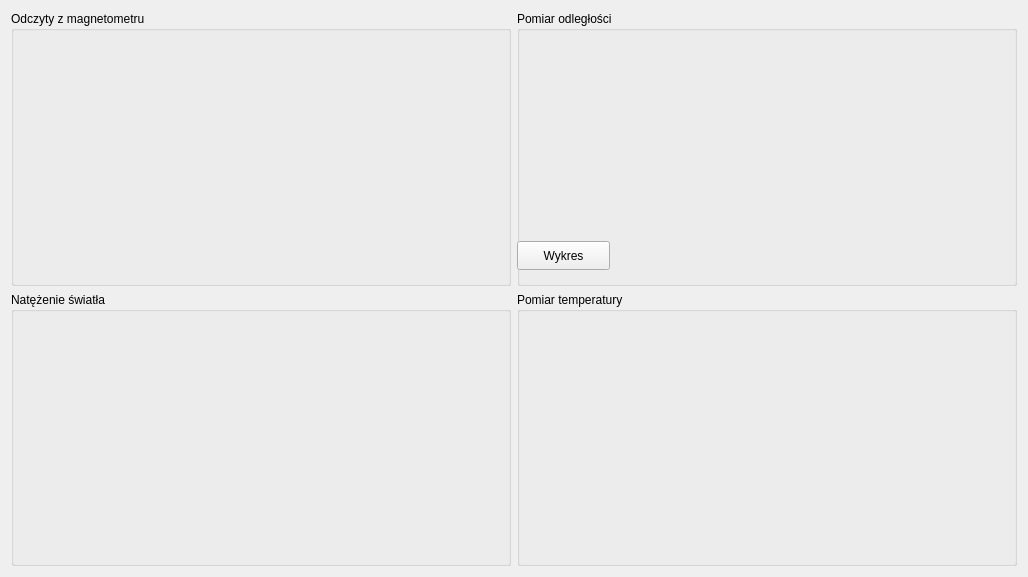
olala10/wds, file form.ui: the form before one commit.
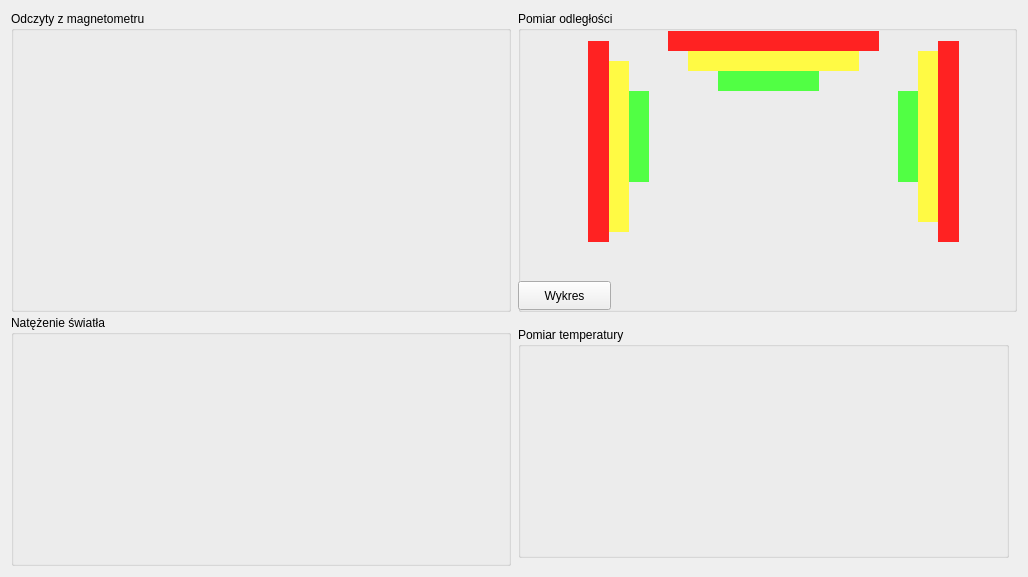
The form after the commit.

Patch:
```diff
--- a/form.ui
+++ b/form.ui
@@ -13,16 +13,28 @@
   <property name="windowTitle">
    <string>Form</string>
   </property>
-  <layout class="QGridLayout" name="gridLayout_2">
-   <item row="0" column="0">
     <widget class="QGroupBox" name="groupBox">
+   <property name="geometry">
+    <rect>
+     <x>11</x>
+     <y>11</y>
+     <width>500</width>
+     <height>301</height>
+    </rect>
+   </property>
      <property name="title">
       <string>Odczyty z magnetometru</string>
      </property>
     </widget>
-   </item>
-   <item row="0" column="1">
     <widget class="QGroupBox" name="groupBoxDistance">
+   <property name="geometry">
+    <rect>
+     <x>518</x>
+     <y>11</y>
+     <width>499</width>
+     <height>301</height>
+    </rect>
+   </property>
      <property name="title">
       <string>Pomiar odległości</string>
      </property>
@@ -30,7 +42,7 @@
       <property name="geometry">
        <rect>
         <x>0</x>
-        <y>230</y>
+      <y>270</y>
         <width>93</width>
         <height>29</height>
        </rect>
@@ -39,24 +51,180 @@
        <string>Wykres</string>
       </property>
      </widget>
-    </widget>
-   </item>
-   <item row="1" column="0">
+   <widget class="QLabel" name="greenPic1">
+    <property name="geometry">
+     <rect>
+      <x>110</x>
+      <y>80</y>
+      <width>21</width>
+      <height>91</height>
+     </rect>
+    </property>
+    <property name="styleSheet">
+     <string notr="true"> background-color: #51ff44;</string>
+    </property>
+    <property name="text">
+     <string/>
+    </property>
+   </widget>
+   <widget class="QLabel" name="greenPic2">
+    <property name="geometry">
+     <rect>
+      <x>200</x>
+      <y>60</y>
+      <width>101</width>
+      <height>20</height>
+     </rect>
+    </property>
+    <property name="styleSheet">
+     <string notr="true"> background-color:#51ff44;
+</string>
+    </property>
+    <property name="text">
+     <string/>
+    </property>
+   </widget>
+   <widget class="QLabel" name="greenPic3">
+    <property name="geometry">
+     <rect>
+      <x>380</x>
+      <y>80</y>
+      <width>21</width>
+      <height>91</height>
+     </rect>
+    </property>
+    <property name="styleSheet">
+     <string notr="true">background-color:#51ff44;</string>
+    </property>
+    <property name="text">
+     <string/>
+    </property>
+   </widget>
+   <widget class="QLabel" name="yellowPic1">
+    <property name="geometry">
+     <rect>
+      <x>90</x>
+      <y>50</y>
+      <width>21</width>
+      <height>171</height>
+     </rect>
+    </property>
+    <property name="styleSheet">
+     <string notr="true"> background-color: #fffa44;</string>
+    </property>
+    <property name="text">
+     <string/>
+    </property>
+   </widget>
+   <widget class="QLabel" name="yellowPic2">
+    <property name="geometry">
+     <rect>
+      <x>170</x>
+      <y>40</y>
+      <width>171</width>
+      <height>20</height>
+     </rect>
+    </property>
+    <property name="styleSheet">
+     <string notr="true"> background-color: #fffa44;</string>
+    </property>
+    <property name="text">
+     <string/>
+    </property>
+   </widget>
+   <widget class="QLabel" name="yellowPic3">
+    <property name="geometry">
+     <rect>
+      <x>400</x>
+      <y>40</y>
+      <width>21</width>
+      <height>171</height>
+     </rect>
+    </property>
+    <property name="styleSheet">
+     <string notr="true"> background-color: #fffa44;</string>
+    </property>
+    <property name="text">
+     <string/>
+    </property>
+   </widget>
+   <widget class="QLabel" name="redPic2">
+    <property name="geometry">
+     <rect>
+      <x>150</x>
+      <y>20</y>
+      <width>211</width>
+      <height>20</height>
+     </rect>
+    </property>
+    <property name="styleSheet">
+     <string notr="true"> background-color:  #ff2222;</string>
+    </property>
+    <property name="text">
+     <string/>
+    </property>
+   </widget>
+   <widget class="QLabel" name="redPic1">
+    <property name="geometry">
+     <rect>
+      <x>70</x>
+      <y>30</y>
+      <width>21</width>
+      <height>201</height>
+     </rect>
+    </property>
+    <property name="styleSheet">
+     <string notr="true"> background-color:  #ff2222;
+</string>
+    </property>
+    <property name="text">
+     <string/>
+    </property>
+   </widget>
+   <widget class="QLabel" name="redPic3">
+    <property name="geometry">
+     <rect>
+      <x>420</x>
+      <y>30</y>
+      <width>21</width>
+      <height>201</height>
+     </rect>
+    </property>
+    <property name="styleSheet">
+     <string notr="true"> background-color:  #ff2222;</string>
+    </property>
+    <property name="text">
+     <string/>
+    </property>
+   </widget>
+  </widget>
     <widget class="QGroupBox" name="groupBox_2">
+   <property name="geometry">
+    <rect>
+     <x>11</x>
+     <y>315</y>
+     <width>500</width>
+     <height>251</height>
+    </rect>
+   </property>
      <property name="title">
       <string>Natężenie światła</string>
      </property>
     </widget>
-   </item>
-   <item row="1" column="1">
     <widget class="QGroupBox" name="groupBox_4">
+   <property name="geometry">
+    <rect>
+     <x>518</x>
+     <y>327</y>
+     <width>491</width>
+     <height>231</height>
+    </rect>
+   </property>
      <property name="title">
       <string>Pomiar temperatury</string>
      </property>
      <layout class="QGridLayout" name="gridLayout"/>
     </widget>
-   </item>
-  </layout>
  </widget>
  <resources/>
  <connections/>
```
Lines whose indentation alone changed are shown as unchanged.
